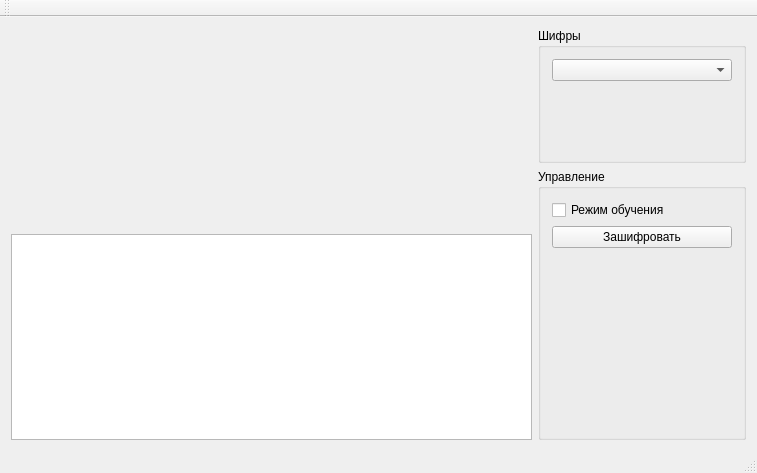
Above: mainwindow.ui from smarttowel/crypto before the change. Below: the same form after it.
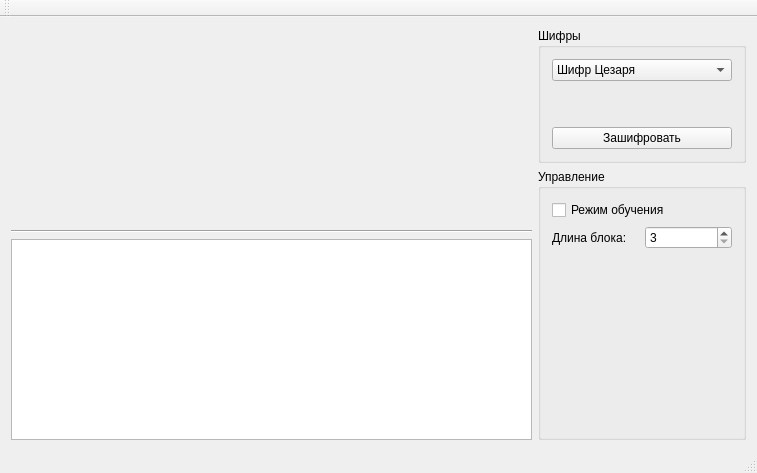
That is the form after the change.

```diff
--- a/mainwindow.ui
+++ b/mainwindow.ui
@@ -16,10 +16,17 @@
   <widget class="QWidget" name="centralWidget">
    <layout class="QHBoxLayout" name="horizontalLayout_2" stretch="5,2">
     <item>
-     <layout class="QVBoxLayout" name="verticalLayout" stretch="1,1">
+     <layout class="QVBoxLayout" name="verticalLayout" stretch="1,0,1">
       <item>
        <layout class="QHBoxLayout" name="codeInputLayout"/>
       </item>
+      <item>
+       <widget class="Line" name="line">
+        <property name="orientation">
+         <enum>Qt::Horizontal</enum>
+        </property>
+       </widget>
+      </item>
       <item>
        <layout class="QHBoxLayout" name="codeOutLayout">
         <item>
@@ -46,7 +53,18 @@
          <item>
           <layout class="QVBoxLayout" name="verticalLayout_3">
            <item>
-            <widget class="QComboBox" name="ciphiersComboBox"/>
+            <widget class="QComboBox" name="ciphiersComboBox">
+             <item>
+              <property name="text">
+               <string>Шифр Цезаря</string>
+              </property>
+             </item>
+             <item>
+              <property name="text">
+               <string>Шифр Цезаря(афин.)</string>
+              </property>
+             </item>
+            </widget>
            </item>
            <item>
             <spacer name="verticalSpacer">
@@ -61,6 +79,13 @@
              </property>
             </spacer>
            </item>
+           <item>
+            <widget class="QPushButton" name="encryptPushButton">
+             <property name="text">
+              <string>Зашифровать</string>
+             </property>
+            </widget>
+           </item>
           </layout>
          </item>
         </layout>
@@ -84,11 +109,22 @@
           </layout>
          </item>
          <item>
-          <widget class="QPushButton" name="encryptPushButton">
-           <property name="text">
-            <string>Зашифровать</string>
-           </property>
-          </widget>
+          <layout class="QHBoxLayout" name="horizontalLayout">
+           <item>
+            <widget class="QLabel" name="label">
+             <property name="text">
+              <string>Длина блока:</string>
+             </property>
+            </widget>
+           </item>
+           <item>
+            <widget class="QSpinBox" name="spinBox">
+             <property name="minimum">
+              <number>3</number>
+             </property>
+            </widget>
+           </item>
+          </layout>
          </item>
          <item>
           <spacer name="verticalSpacer_2">
```
